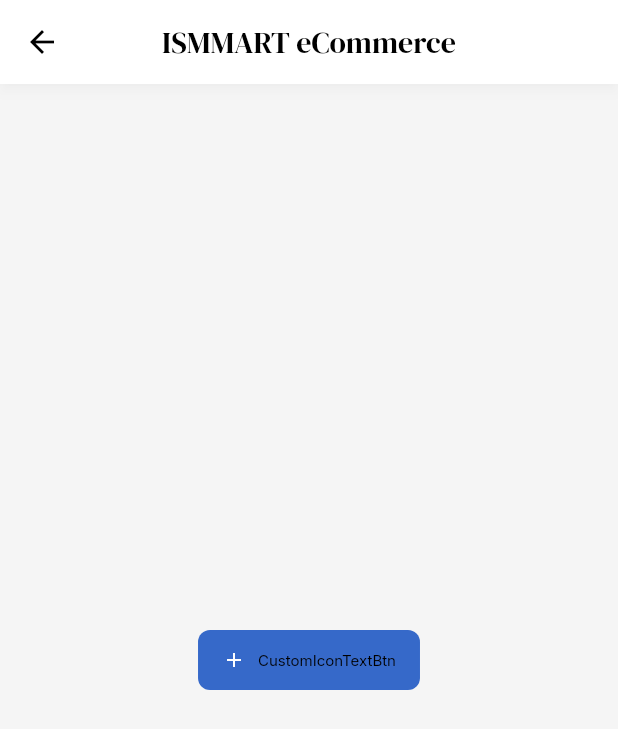
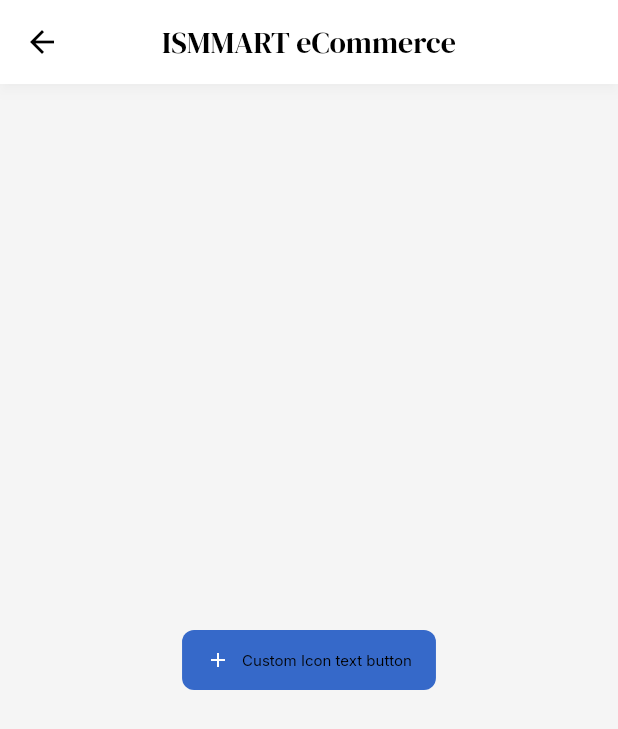
Before and after one commit to StrangerDeveloper/ismmart_ecommerce, a Flutter app: the HomeView screen opened directly, on a phone screen of 412 x 824 dp. Shown: the top 729 px of the screen. Run offline on Flutter 3.47's test engine with Material 3 defaults, Android fonts, the phone set to English and light mode, and no system bars; our stand-ins replace flutter_image_compress, gap, get, google_fonts, image_picker.

Commit message:
Update home_view.dart

```diff
--- a/lib/screens/home/home_view.dart
+++ b/lib/screens/home/home_view.dart
@@ -1,6 +1,6 @@
 import 'package:flutter/material.dart';
-import 'package:ismmart_ecommerce/helpers/common_function.dart';
 
+import '../../helpers/common_function.dart';
 import '../../widgets/custom_button.dart';
 
 class HomeView extends StatelessWidget {
@@ -14,7 +14,7 @@ class HomeView extends StatelessWidget {
       ),
       body: Center(
         child: CustomIconTextBtn(
-          title: 'CustomIconTextBtn',
+          title: 'Custom Icon text button',
           onPressed: () {
             CommonFunction.showBottomSheet(context: context);
           },
```
